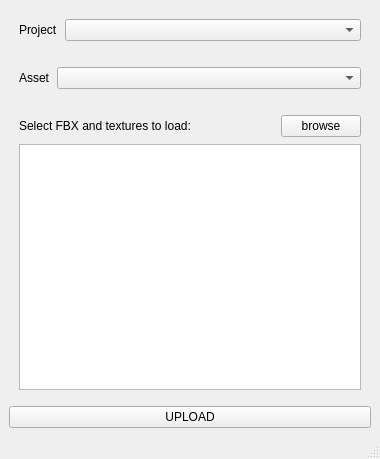
First picture: the form in ui/MainWindow.ui, repository Ale32/UploadTool, before the edit.
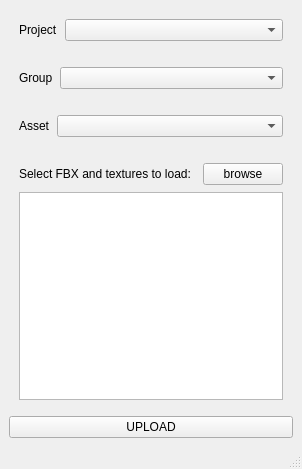
Second picture: the form after the edit.

Commit message: add groups selection and fills functions

The edit to the form file:
```diff
--- a/ui/MainWindow.ui
+++ b/ui/MainWindow.ui
@@ -6,8 +6,8 @@
    <rect>
     <x>0</x>
     <y>0</y>
-    <width>380</width>
-    <height>459</height>
+    <width>302</width>
+    <height>469</height>
    </rect>
   </property>
   <property name="windowTitle">
@@ -41,6 +41,32 @@
       </item>
      </layout>
     </item>
+    <item>
+     <layout class="QHBoxLayout" name="hlay_group">
+      <property name="spacing">
+       <number>7</number>
+      </property>
+      <property name="margin">
+       <number>10</number>
+      </property>
+      <item>
+       <widget class="QLabel" name="label_group">
+        <property name="sizePolicy">
+         <sizepolicy hsizetype="Maximum" vsizetype="Maximum">
+          <horstretch>0</horstretch>
+          <verstretch>0</verstretch>
+         </sizepolicy>
+        </property>
+        <property name="text">
+         <string>Group</string>
+        </property>
+       </widget>
+      </item>
+      <item>
+       <widget class="QComboBox" name="comboBox_group"/>
+      </item>
+     </layout>
+    </item>
     <item>
      <layout class="QHBoxLayout" name="hlay_asset">
       <property name="spacing">
```
The commit also changes 2 other files.
